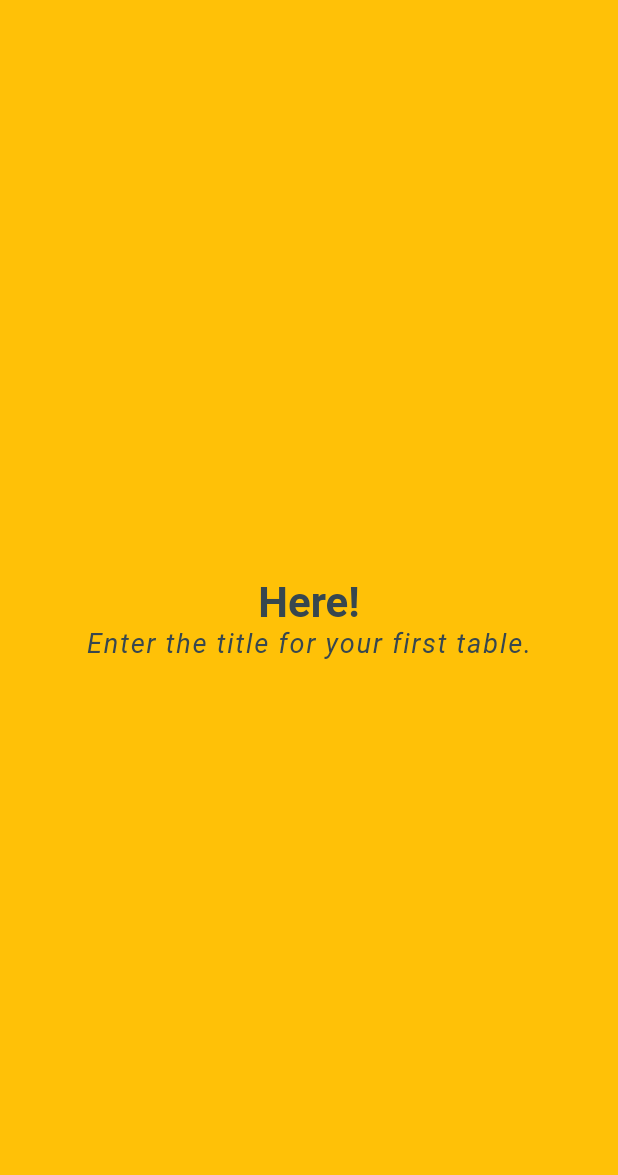
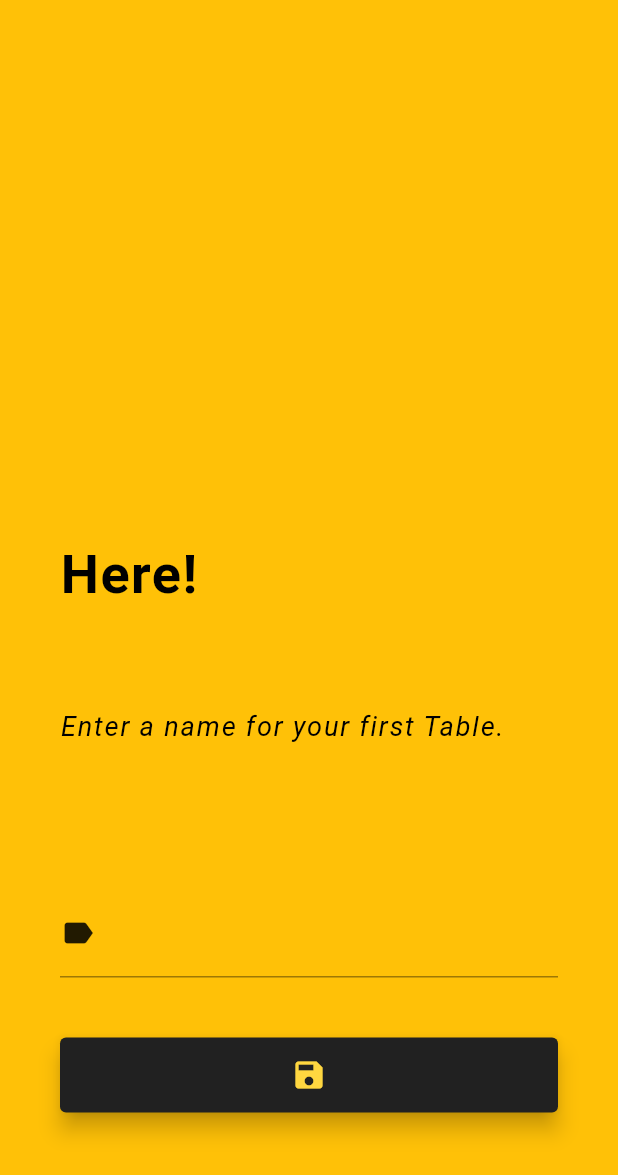
Before and after one commit to Ehab-24/timetable-app-Uncomplete-, a Flutter app: the CreateFirstTableScreen screen opened directly, swiped to page 2, on a phone screen of 412 x 824 dp. Shown: the top 1175 px of the screen. Run offline on Flutter 3.47's test engine with Material 2 defaults, Android fonts, the phone set to English and light mode, and no system bars; our stand-ins replace focused_menu, sqflite; missing offline and left inert: day_night_time_picker, shared_preferences_web; accounts and stored records are empty.

Commit message:
First Table

```diff
--- a/lib/Globals/Utils.dart
+++ b/lib/Globals/Utils.dart
@@ -41,7 +41,7 @@
     barrierColor: Colors.black.withOpacity(0.8),
     barrierDismissible: false,
     builder: (_) =>
-      TimeSlotPopUpCard(formKey: formKey, timeSlot: timeSlot, color: color, isfirst: isfirst)
+      TimeSlotPopUpCard(timeSlot: timeSlot, color: color, isfirst: isfirst)
     );
 
   static void showDeleteDialog(context, TimeSlot timeSlot) => showDialog(
--- a/lib/Screens/CreateFirstTableScreen.dart
+++ b/lib/Screens/CreateFirstTableScreen.dart
@@ -1,6 +1,12 @@
 
 import 'package:flutter/material.dart';
+import 'package:provider/provider.dart';
+import 'package:timetable_app/Classes/TimeTable.dart';
+import 'package:timetable_app/Databases/LocalDatabase.dart';
+import 'package:timetable_app/Globals/Providers.dart';
 import 'package:timetable_app/Globals/Styles.dart';
+import 'package:timetable_app/Globals/Utils.dart';
+import 'package:timetable_app/Globals/enums.dart';
 
 class CreateFirstTableScreen extends StatefulWidget{
   const CreateFirstTableScreen({super.key});
@@ -25,56 +31,162 @@
       body: PageView(
 
         controller: controller,
-        children: pages.map((page)
-          => _Page(page: page,)).toList()
+        children: [
+          Page1(),
+          Page2()
+        ]
       ),
     );
   }
 }
 
-class _Page extends StatelessWidget{
-  _Page({
-    Key? key,
-    required this.page
-  }) : super(key: key);
-
-  Page page;
+class Page1 extends StatelessWidget{
 
   @override
   Widget build(BuildContext context) {
     return Container(
-      color: page.color,
-      child: Column(
-        mainAxisAlignment: MainAxisAlignment.center,
-        children: [
-          Text(
-            page.title,
-            style: TextStyles.h1,
-          ),
-          Text(
-            page.content,
-            style: TextStyles.b3,
-          )
-        ],
+      color: Colors.purpleAccent,
+      alignment: Alignment.center,
+      child: RichText(
+        text: const TextSpan(
+          children: [
+            TextSpan(
+              text: 'Welcome\n',
+              style: TextStyle(
+                color: Colors.white,
+                fontSize: 36,
+                fontWeight: FontWeight.w600,
+                letterSpacing: 1
+              )
+            ),
+            TextSpan(
+              text: 'We will get you started!',
+              style: TextStyle(
+                color: Colors.white,
+                fontSize: 18,
+                fontWeight: FontWeight.w400,
+                letterSpacing: 1.2,
+                height: 10,
+                fontStyle: FontStyle.italic
+              )
+            ),
+          ]
+        )
       ),
     );
   }
 }
 
 
-List<Page> pages = [
-  Page(color: Colors.blue.shade700, title: 'Welcome', content: 'We will get you started!'),
-  Page(color: Colors.amber, title: 'Here!', content: 'Enter the title for your first table.')
-];
 
-class Page{
-  Color color;
-  String title;
-  String content;
+class Page2 extends StatefulWidget{
 
-  Page({
-    required this.color,
-    required this.content,
-    required this.title
-  });
+  @override
+  State<Page2> createState() => _Page2State();
 }
+
+class _Page2State extends State<Page2> {
+
+  String title = '';
+  late final Screen_pr screenReader;
+  late final Table_pr tableReader;
+
+  @override
+  void initState() {
+    tableReader =  context.read<Table_pr>();
+    screenReader = context.read<Screen_pr>();
+    super.initState();
+  }
+
+  @override
+  Widget build(BuildContext context) {
+
+    final double h = Utils.screenHeightPercentage(context, 1);
+
+    return Container(
+
+      color: Colors.amber,
+      padding: const EdgeInsets.symmetric(horizontal: 40),
+
+      child: Form(
+        key: Utils.formKey,
+        child: SingleChildScrollView(
+          reverse: true,
+          child: Column(
+
+            crossAxisAlignment: CrossAxisAlignment.stretch,
+            children: [
+
+              RichText(
+                text: const TextSpan(
+                  children: [
+                    TextSpan(
+                      text: 'Here!\n',
+                      style: TextStyle(
+                        color: Colors.black,
+                        fontSize: 36,
+                        fontWeight: FontWeight.w600,
+                        letterSpacing: 1,
+                      ),
+                    ),
+                    TextSpan(
+                      text: 'Enter a name for your first Table.',
+                      style: TextStyle(
+                        color: Colors.black,
+                        fontSize: 18,
+                        fontWeight: FontWeight.w400,
+                        letterSpacing: 1.2,
+                        height: 6,
+                        fontStyle: FontStyle.italic
+                      )
+                    ),
+                  ]
+                )
+              ),
+
+              Spaces.vertical80,
+
+              TextFormField(
+                decoration: const InputDecoration(
+                  label: Icon(Icons.label),
+                ),
+                initialValue: title,
+                onSaved: (title) {this.title = title ?? '';},
+                validator: ((title){
+                  if(title == null || title.isEmpty || title.length > 10){
+                    return 'Title must be 1-10 characters long.';
+                  }
+                }),
+              ),
+
+              Spaces.vertical40,
+
+              ElevatedButton(
+                onPressed: () async {
+                  Utils.formKey.currentState!.save();
+
+                  await addTable();
+                  screenReader.setScreen(Screens.home);
+                },
+                style: ElevatedButton.styleFrom(
+                  minimumSize: const Size.fromHeight(50),
+                  elevation: 6
+                ),
+                child: const Icon(Icons.save, color: Colors.amberAccent,)
+              ),
+
+              Spaces.vertical(h * 0.1)
+            ],
+          ),
+        ),
+      ),
+    );
+  }
+
+  Future<void> addTable() async {
+    final TimeTable newTable = await LocalDatabase.instance.addTimeTable(
+      TimeTable(title: title)
+    );
+    tableReader.addTable(newTable);
+  }
+}
--- a/lib/Widgets/DeleteTableCard.dart
+++ b/lib/Widgets/DeleteTableCard.dart
@@ -115,6 +115,11 @@
 
         ElevatedButton(
           onPressed: () {
+            if(tableReader.tables.length == 1){
+              Navigator.of(context).pop();
+              Utils.showErrorDialog(context, 'You must have atleast one table :(');
+              return;
+            }
             tableReader.removeTable(widget.timeTable);
             LocalDatabase.instance.deleteTimeTable(widget.timeTable.id!);
 
--- a/lib/main.dart
+++ b/lib/main.dart
@@ -40,7 +40,6 @@
 }
 
 Future<void> _initApp() async {
-  await LocalDatabase.instance.clearDatabase();
   timeTables = await LocalDatabase.instance.readAllTimeTables();
   TimeTable.sortAll(timeTables);
 }
```
Also changed, not shown: lib/Classes/TimeTable.dart (+5 -8 lines), lib/Globals/ColorsAndGradients.dart (+6 -1 lines), lib/Screens/HomeScreen.dart (+10 -3 lines), lib/Screens/TablesScreen.dart (+8 -7 lines), lib/Widgets/LinearFlowFAB.dart (+28 -8 lines), lib/Widgets/TimeSlotPopUpCard.dart (+4 -5 lines).
